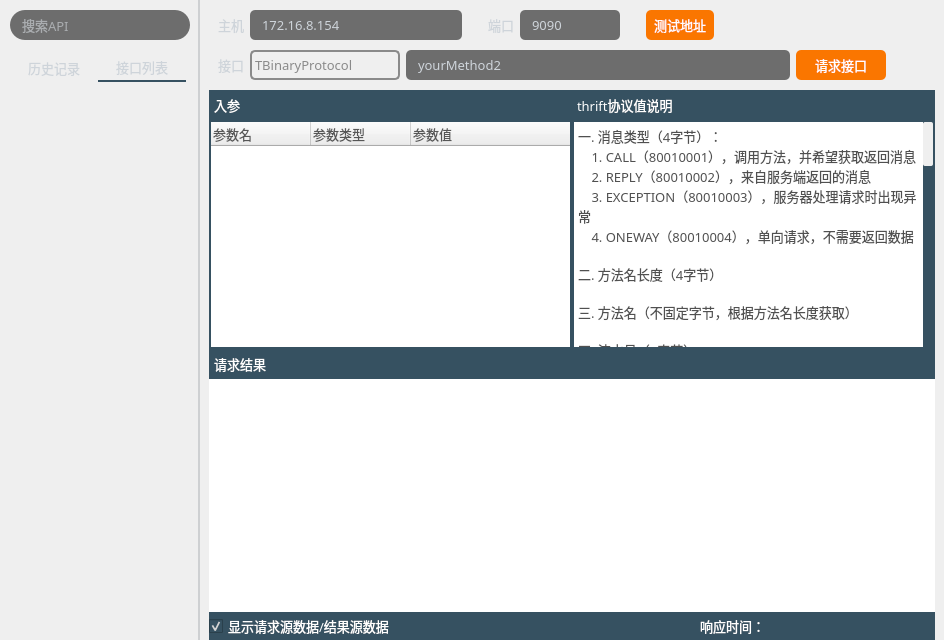
This is thriftwidget.ui in HuaGouFdog/Fdog-Kit as Qt 5 draws it before an edit. The edited form follows.
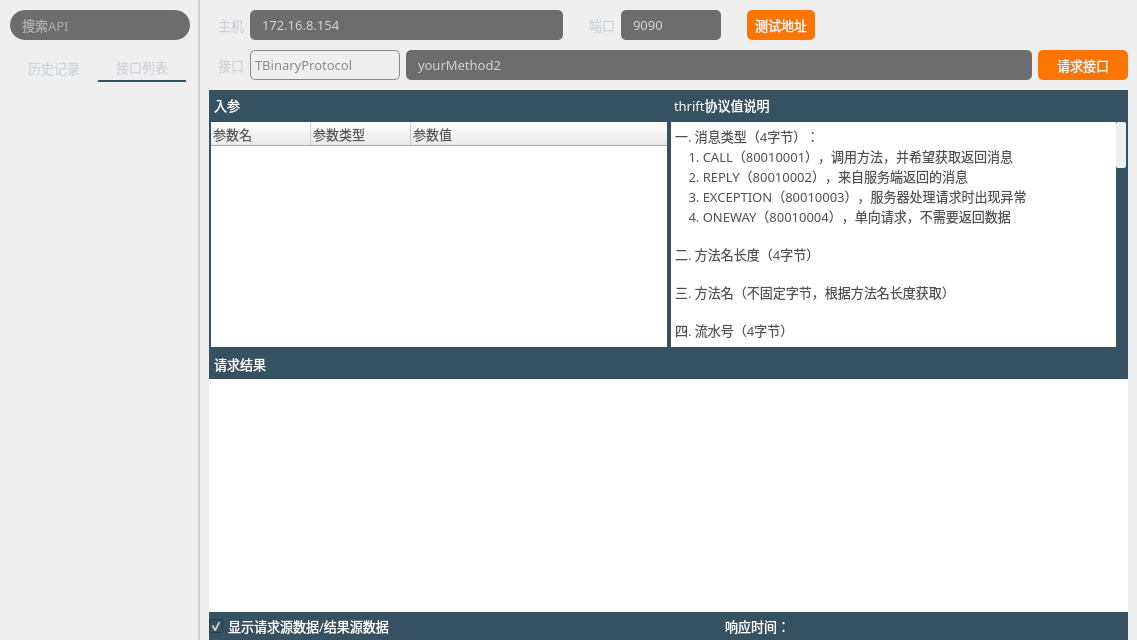
This is the edited form. Icons and pictures are not drawn.

Patch:
```diff
--- a/thriftwidget.ui
+++ b/thriftwidget.ui
@@ -6,7 +6,7 @@
    <rect>
     <x>0</x>
     <y>0</y>
-    <width>944</width>
+    <width>1137</width>
     <height>640</height>
    </rect>
   </property>
@@ -405,7 +405,7 @@
           <number>3</number>
          </property>
          <property name="rightMargin">
-          <number>9</number>
+          <number>0</number>
          </property>
          <property name="bottomMargin">
           <number>0</number>
@@ -637,6 +637,9 @@
          <property name="topMargin">
           <number>0</number>
          </property>
+         <property name="rightMargin">
+          <number>0</number>
+         </property>
          <property name="bottomMargin">
           <number>0</number>
          </property>
@@ -678,7 +681,7 @@
            <property name="styleSheet">
             <string notr="true">QComboBox{
 	color:#ffffff;
-	border:2px solid #8a8a8a;
+	border:1px solid #8a8a8a;
 	color: rgb(138, 138, 138);
 	border-radius:5px;
 	background:transparent;
@@ -794,22 +797,6 @@
            </property>
           </widget>
          </item>
-         <item>
-          <spacer name="horizontalSpacer">
-           <property name="orientation">
-            <enum>Qt::Horizontal</enum>
-           </property>
-           <property name="sizeType">
-            <enum>QSizePolicy::Fixed</enum>
-           </property>
-           <property name="sizeHint" stdset="0">
-            <size>
-             <width>40</width>
-             <height>20</height>
-            </size>
-           </property>
-          </spacer>
-         </item>
         </layout>
        </widget>
       </item>
@@ -858,7 +845,7 @@
 
 QComboBox QAbstractItemView::item{
 
-height:28px; 
+height:30px; 
 width:50px;
 
 }</string>
@@ -1353,7 +1340,7 @@
                    <enum>Qt::Horizontal</enum>
                   </property>
                   <property name="sizeType">
-                   <enum>QSizePolicy::Fixed</enum>
+                   <enum>QSizePolicy::Expanding</enum>
                   </property>
                   <property name="sizeHint" stdset="0">
                    <size>
```
